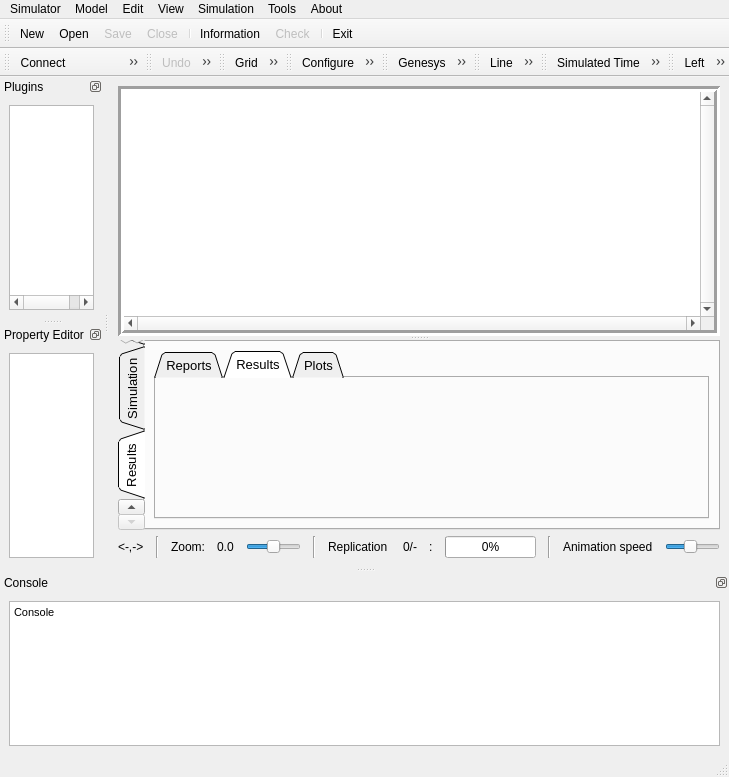
First picture: the form in source/applications/gui/qt/GenesysQtGUI/mainwindow.ui, repository rlcancian/Genesys-Simulator, before the edit.
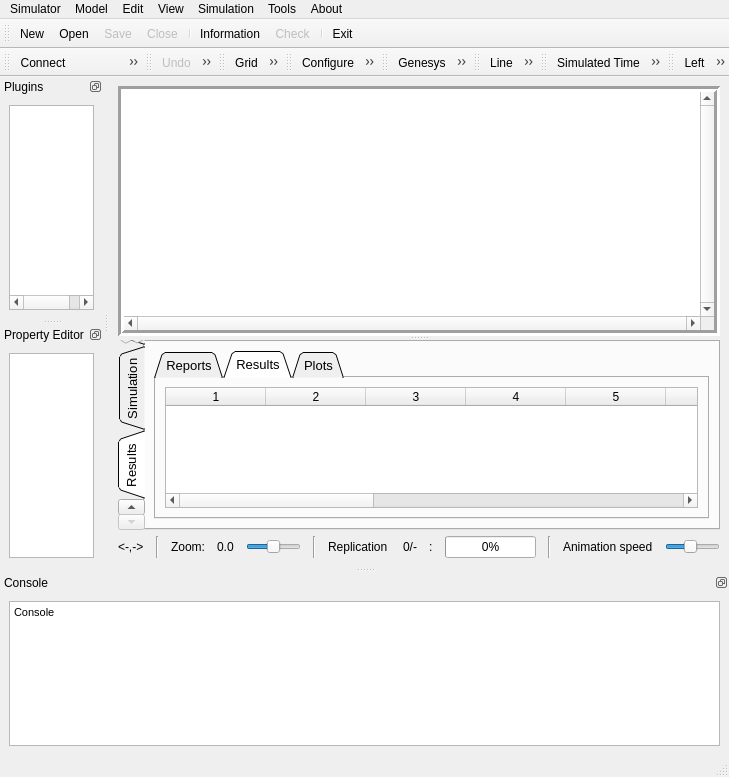
Second picture: the form after the edit. The open tabs and pages were chosen to show the change. Icons and pictures are not drawn. Custom widgets are drawn as their Qt base class.

Commit message: Add simulation results table in Qt reports tab

Diff of the .ui file:
```diff
--- a/source/applications/gui/qt/GenesysQtGUI/mainwindow.ui
+++ b/source/applications/gui/qt/GenesysQtGUI/mainwindow.ui
@@ -565,6 +565,27 @@
             <attribute name="title">
              <string>Results</string>
             </attribute>
+            <layout class="QVBoxLayout" name="verticalLayout_20">
+             <item>
+              <widget class="QTableWidget" name="tableWidget_ReportsResults">
+               <property name="editTriggers">
+                <set>QAbstractItemView::NoEditTriggers</set>
+               </property>
+               <property name="alternatingRowColors">
+                <bool>true</bool>
+               </property>
+               <property name="selectionBehavior">
+                <enum>QAbstractItemView::SelectRows</enum>
+               </property>
+               <property name="rowCount">
+                <number>0</number>
+               </property>
+               <property name="columnCount">
+                <number>13</number>
+               </property>
+              </widget>
+             </item>
+            </layout>
            </widget>
            <widget class="QWidget" name="tabReportsPlots">
             <attribute name="title">
```
The commit also changes 5 other files.
